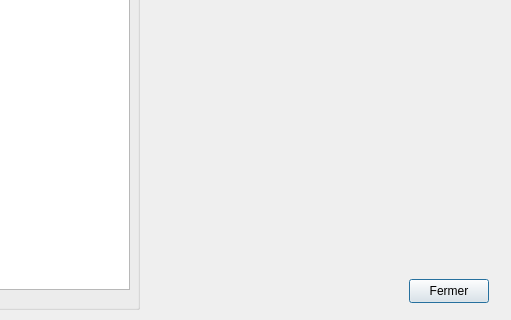
Above: View/viewlistetrottinette.ui from Darhal/Trottipret before the change; both pictures show x 411 to 922 and y 81 to 401 of the 922 by 401 pixel window. Below: the same form after it.
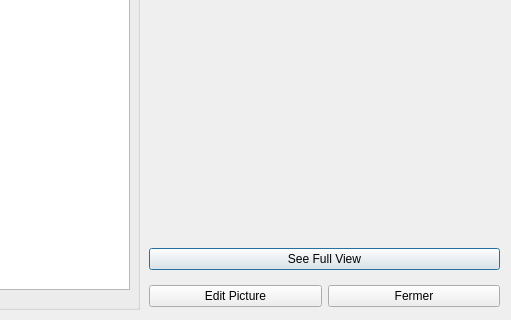
That is the form after the change.

The edit to the form file:
```diff
--- a/View/viewlistetrottinette.ui
+++ b/View/viewlistetrottinette.ui
@@ -54,28 +54,52 @@
   <widget class="QLabel" name="imageTrotti">
    <property name="geometry">
     <rect>
-     <x>580</x>
+     <x>570</x>
      <y>30</y>
-     <width>311</width>
-     <height>321</height>
+     <width>331</width>
+     <height>281</height>
     </rect>
    </property>
    <property name="text">
     <string/>
    </property>
   </widget>
-  <widget class="QPushButton" name="fermer">
+  <widget class="QWidget" name="verticalLayoutWidget">
    <property name="geometry">
     <rect>
-     <x>820</x>
-     <y>360</y>
-     <width>80</width>
-     <height>24</height>
+     <x>560</x>
+     <y>320</y>
+     <width>351</width>
+     <height>78</height>
     </rect>
    </property>
-   <property name="text">
-    <string>Fermer</string>
-   </property>
+   <layout class="QVBoxLayout" name="verticalLayout">
+    <item>
+     <widget class="QPushButton" name="fullView">
+      <property name="text">
+       <string>See Full View</string>
+      </property>
+     </widget>
+    </item>
+    <item>
+     <layout class="QHBoxLayout" name="horizontalLayout">
+      <item>
+       <widget class="QPushButton" name="editPic">
+        <property name="text">
+         <string>Edit Picture</string>
+        </property>
+       </widget>
+      </item>
+      <item>
+       <widget class="QPushButton" name="fermer">
+        <property name="text">
+         <string>Fermer</string>
+        </property>
+       </widget>
+      </item>
+     </layout>
+    </item>
+   </layout>
   </widget>
  </widget>
  <resources/>
```
